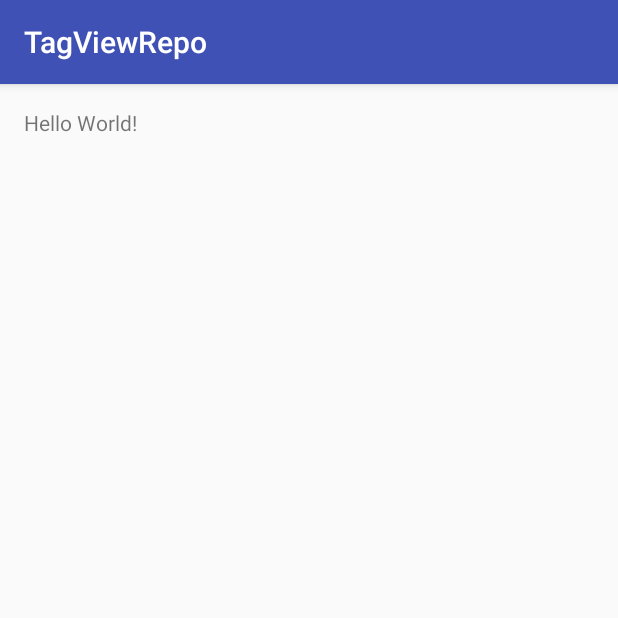
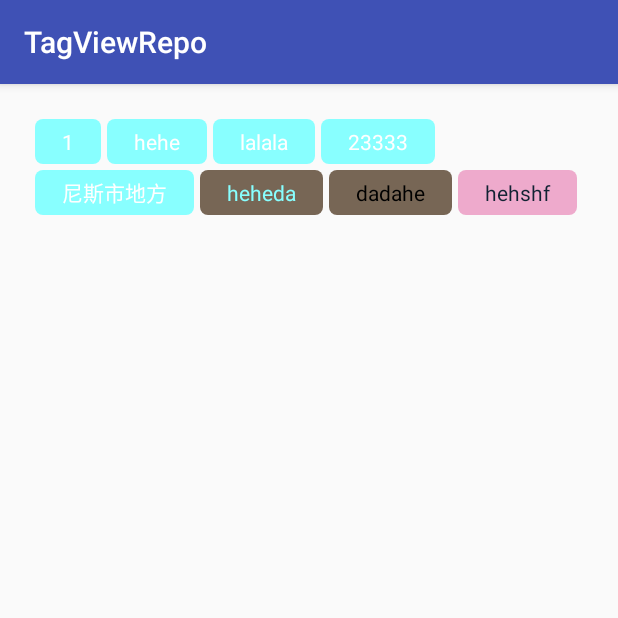
Before and after one commit to nestorm001/TagView, an Android app: the screen it shows after launch (MainActivity), on a phone screen of 412 x 824 dp, the top half of it. Run offline under Robolectric (Android 15) with nearby library versions, the phone set to English and light mode, and no system bars.

Commit message:
can add tag view in xml now

```diff
--- a/app/src/main/java/nesto/tagviewrepo/MainActivity.java
+++ b/app/src/main/java/nesto/tagviewrepo/MainActivity.java
@@ -1,7 +1,15 @@
 package nesto.tagviewrepo;
 
+import android.graphics.Color;
+import android.os.Bundle;
 import android.support.v7.app.AppCompatActivity;
-import android.os.Bundle;
+import android.util.Log;
+
+import java.util.Arrays;
+
+import nesto.tagview.OnTagClickListener;
+import nesto.tagview.Tag;
+import nesto.tagview.TagView;
 
 public class MainActivity extends AppCompatActivity {
 
@@ -9,5 +17,23 @@ public class MainActivity extends AppCompatActivity {
     protected void onCreate(Bundle savedInstanceState) {
         super.onCreate(savedInstanceState);
         setContentView(R.layout.activity_main);
+        TagView tagView = (TagView) findViewById(R.id.tags);
+        tagView.addStringTags(Arrays.asList("1", "hehe", "lalala", "23333", "尼斯市地方"))
+                .addTag(new Tag("heheda", Color.argb(0xff, 0x88, 0xff, 0xff),
+                        Color.argb(0xff, 0x77, 0x66, 0x55)))
+                .addTag(new Tag("dadahe", Color.argb(0xff, 0x00, 0x00, 0x00),
+                        Color.argb(0xff, 0x77, 0x66, 0x55)))
+                .addTag(new Tag("hehshf", Color.argb(0xff, 0x11, 0x22, 0x33),
+                        Color.argb(0xff, 0xee, 0xaa, 0xcc)))
+                .backgroundColor(Color.argb(0xff, 0x88, 0xff, 0xff))
+                .textColor(Color.argb(0xff, 0xff, 0xff, 0xff))
+                .textSize(14)
+                .setListener(new OnTagClickListener() {
+                    @Override public void tagClicked(String item) {
+                        Log.d("wtf", item);
+                    }
+                })
+                .margin(2)
+                .padding(18);
     }
 }
--- a/app/src/main/res/layout/activity_main.xml
+++ b/app/src/main/res/layout/activity_main.xml
@@ -11,8 +11,8 @@
     android:paddingTop="@dimen/activity_vertical_margin"
     tools:context="nesto.tagviewrepo.MainActivity">
 
-    <TextView
-        android:layout_width="wrap_content"
-        android:layout_height="wrap_content"
-        android:text="Hello World!"/>
+    <nesto.tagview.TagView
+        android:id="@+id/tags"
+        android:layout_width="match_parent"
+        android:layout_height="match_parent"/>
 </RelativeLayout>
--- a/tagview/src/main/java/nesto/tagview/TagView.java
+++ b/tagview/src/main/java/nesto/tagview/TagView.java
@@ -5,6 +5,7 @@ import android.support.annotation.ColorInt;
 import android.support.v7.widget.GridLayoutManager;
 import android.support.v7.widget.RecyclerView;
 import android.text.TextPaint;
+import android.util.AttributeSet;
 import android.view.View;
 import android.widget.FrameLayout;
 
@@ -38,16 +39,25 @@ public class TagView extends FrameLayout implements OnTagClickListener {
 
     public TagView(Context context) {
         super(context);
+        initView(context);
+    }
+
+    public TagView(Context context, AttributeSet attrs) {
+        super(context, attrs);
+        initView(context);
+    }
+
+    private void initView(Context context) {
         this.context = context;
         View view = inflate(context, R.layout.tag_view, null);
         addView(view);
+        layoutManager = new GridLayoutManager(context, 1);
         recyclerView = (RecyclerView) view.findViewById(R.id.recyclerView);
         tags = new ArrayList<>();
         adapter = new TagAdapter(context, tags);
         recyclerView.setAdapter(adapter);
         additionTotal = calculateAddition();
         initTextPaint();
-        initTagHolder();
     }
 
     private int calculateAddition() {
@@ -59,18 +69,7 @@ public class TagView extends FrameLayout implements OnTagClickListener {
         paint.setTextSize(dp2px(textSize));
     }
 
-    private void initTagHolder() {
-        recyclerView.post(() -> {
-            width = recyclerView.getMeasuredWidth() - recyclerView.getPaddingLeft()
-                    - recyclerView.getPaddingRight();
-            layoutManager = new GridLayoutManager(context, width);
-            setTagSize();
-            recyclerView.setLayoutManager(layoutManager);
-        });
-    }
-
     private void setTagSize() {
-        if (layoutManager == null) return;
         layoutManager.setSpanSizeLookup(new GridLayoutManager.SpanSizeLookup() {
             @Override public int getSpanSize(int position) {
                 String text = tags.get(position).tag;
@@ -155,4 +154,15 @@ public class TagView extends FrameLayout implements OnTagClickListener {
     @Override public void tagClicked(String item) {
         if (listener != null) listener.tagClicked(item);
     }
+
+    @Override protected void onMeasure(int widthMeasureSpec, int heightMeasureSpec) {
+        super.onMeasure(widthMeasureSpec, heightMeasureSpec);
+        width = recyclerView.getMeasuredWidth() - recyclerView.getPaddingLeft()
+                - recyclerView.getPaddingRight();
+        // make sure the width is at least 1
+        width = Math.max(1, width);
+        layoutManager.setSpanCount(width);
+        setTagSize();
+        recyclerView.setLayoutManager(layoutManager);
+    }
 }
```
